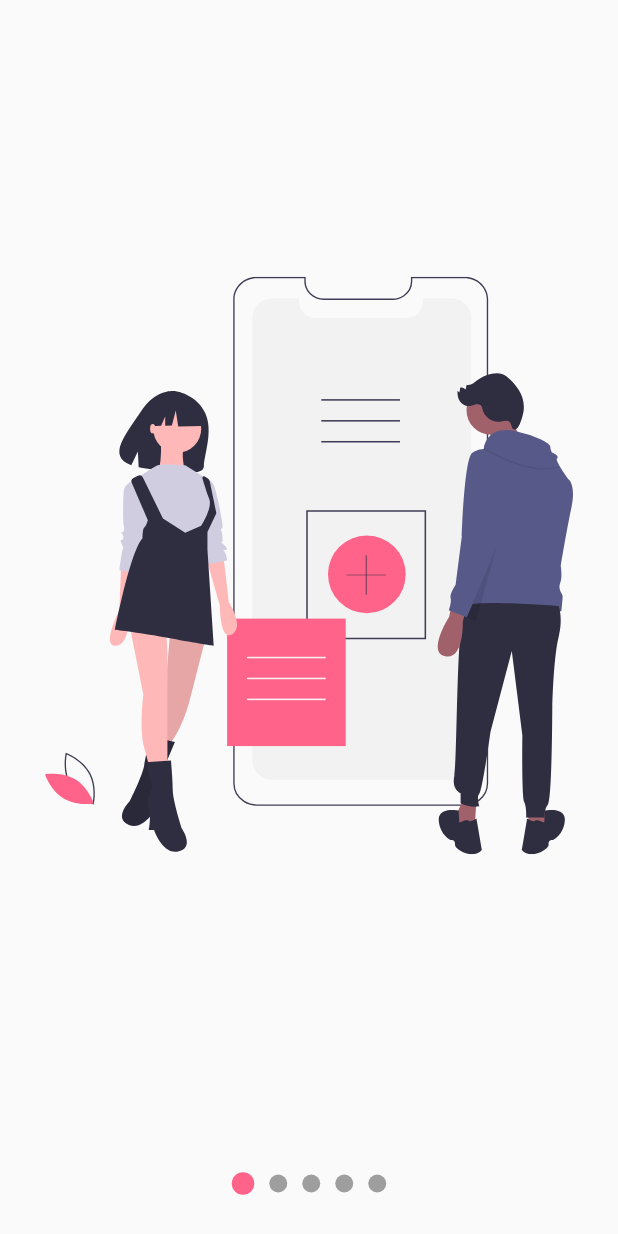
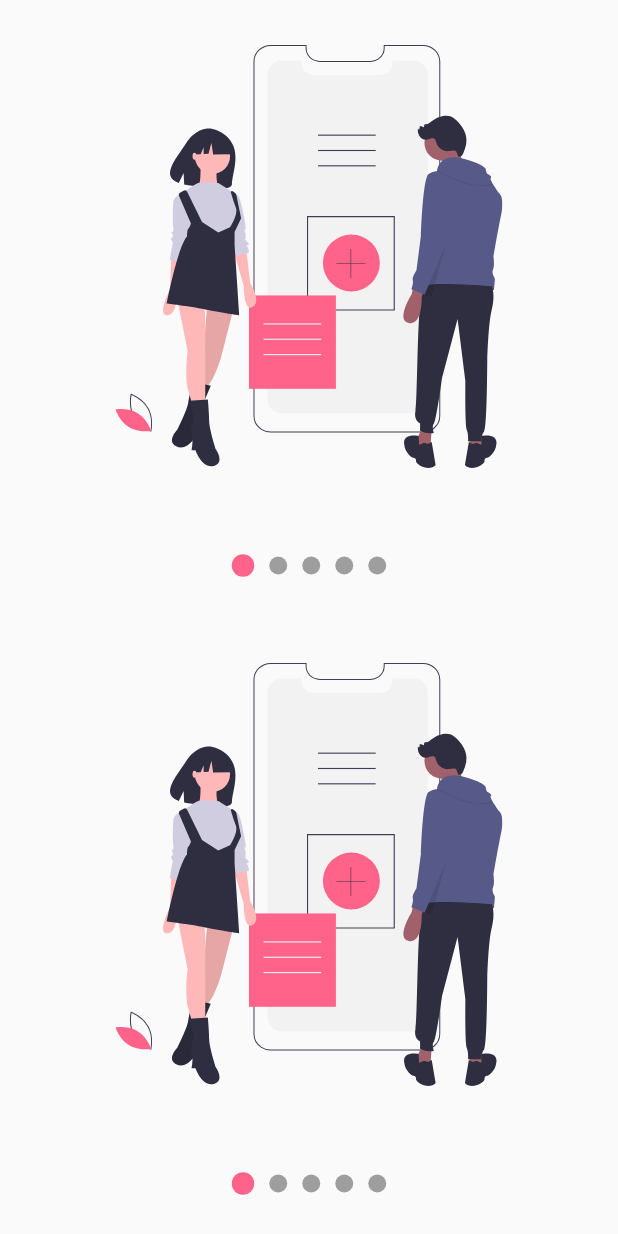
Before and after one commit to tinnit1/flutter-ui, a Flutter app: the screen it shows after launch, on a phone screen of 412 x 824 dp. Run offline on Flutter 3.47's test engine with Material 2 defaults, Android fonts, the phone set to English and light mode, and no system bars; our stand-ins replace flutter_svg.

Commit message:
fix provider

```diff
--- a/lib/src/pages/slideshowPage_page.dart
+++ b/lib/src/pages/slideshowPage_page.dart
@@ -6,7 +6,24 @@ class SlideshowPage extends StatelessWidget {
   @override
   Widget build(BuildContext context) {
     return Scaffold(
-      body: Slideshow(
+      body: Column(
+        children: <Widget>[
+          Expanded(child: MySlideshow()),
+          Expanded(child: MySlideshow()),
+        ],
+      ),
+    );
+  }
+}
+
+class MySlideshow extends StatelessWidget {
+  const MySlideshow({
+    Key key,
+  }) : super(key: key);
+
+  @override
+  Widget build(BuildContext context) {
+    return Slideshow(
       bulletPrimary: 15,
       bulletSecondary: 12,
       // pointerTop: true,
@@ -18,7 +35,6 @@ class SlideshowPage extends StatelessWidget {
         SvgPicture.asset('assets/svgs/slide-4.svg'),
         SvgPicture.asset('assets/svgs/slide-5.svg'),
       ],
-      ),
     );
   }
 }
--- a/lib/src/widgets/slideshow.dart
+++ b/lib/src/widgets/slideshow.dart
@@ -89,7 +89,8 @@ class _Dot extends StatelessWidget {
     final ssModel = Provider.of<_SlideshowModel>(context);
     double tamano = 0.0;
     Color color;
-    if (ssModel.currentPage >= index - 0.5 && ssModel.currentPage < index + 0.5) {
+    if (ssModel.currentPage >= index - 0.5 &&
+        ssModel.currentPage < index + 0.5) {
       tamano = ssModel.bulletPrimary;
       color = ssModel.primaryColor;
     } else {
@@ -101,9 +102,7 @@ class _Dot extends StatelessWidget {
       width: tamano,
       height: tamano,
       margin: EdgeInsets.symmetric(horizontal: 5),
-      decoration: BoxDecoration(
-          color: color,
-          shape: BoxShape.circle),
+      decoration: BoxDecoration(color: color, shape: BoxShape.circle),
     );
   }
 }
@@ -179,27 +178,23 @@ class _SlideshowModel with ChangeNotifier {
 
   set primaryColor(Color color) {
     this._primaryColor = color;
-    notifyListeners();
   }
 
   Color get secondaryColor => this._secondaryColor;
 
   set secondaryColor(Color color) {
     this._secondaryColor = color;
-    notifyListeners();
   }
 
   double get bulletPrimary => this._bulletPrimary;
 
   set bulletPrimary(double value) {
     this._bulletPrimary = value;
-    notifyListeners();
   }
 
   double get bulletSecondary => this._bulletSecondary;
 
   set bulletSecondary(double value) {
     this._bulletSecondary = value;
-    notifyListeners();
   }
 }
```
Lines whose indentation alone changed are shown as unchanged.
